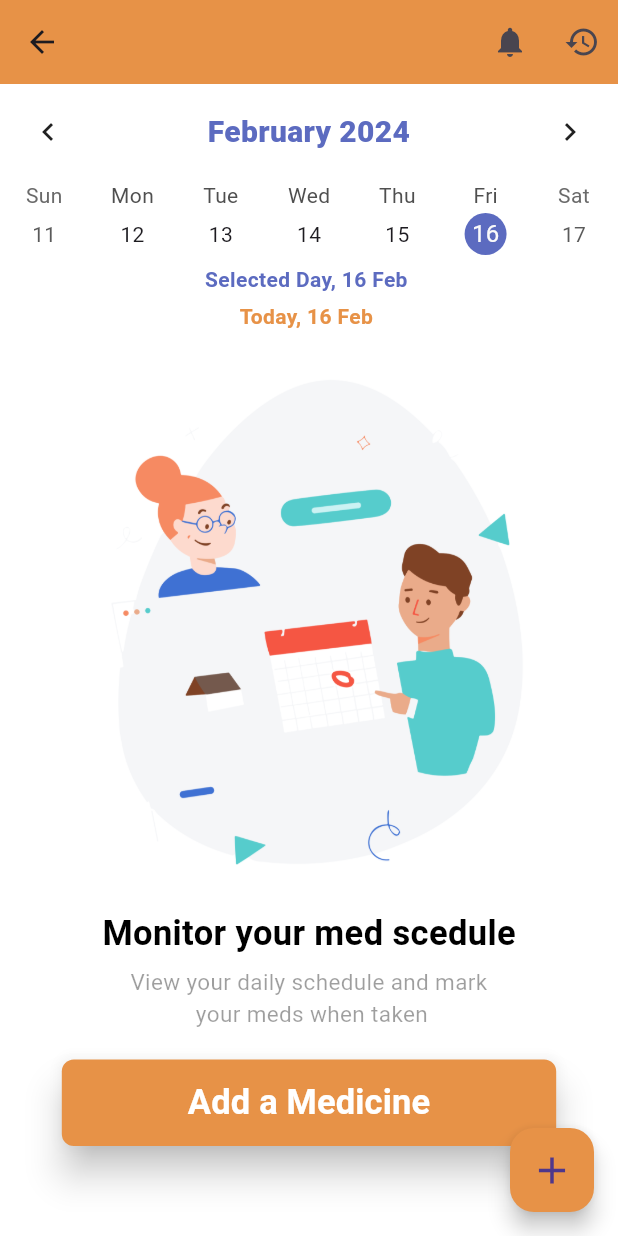
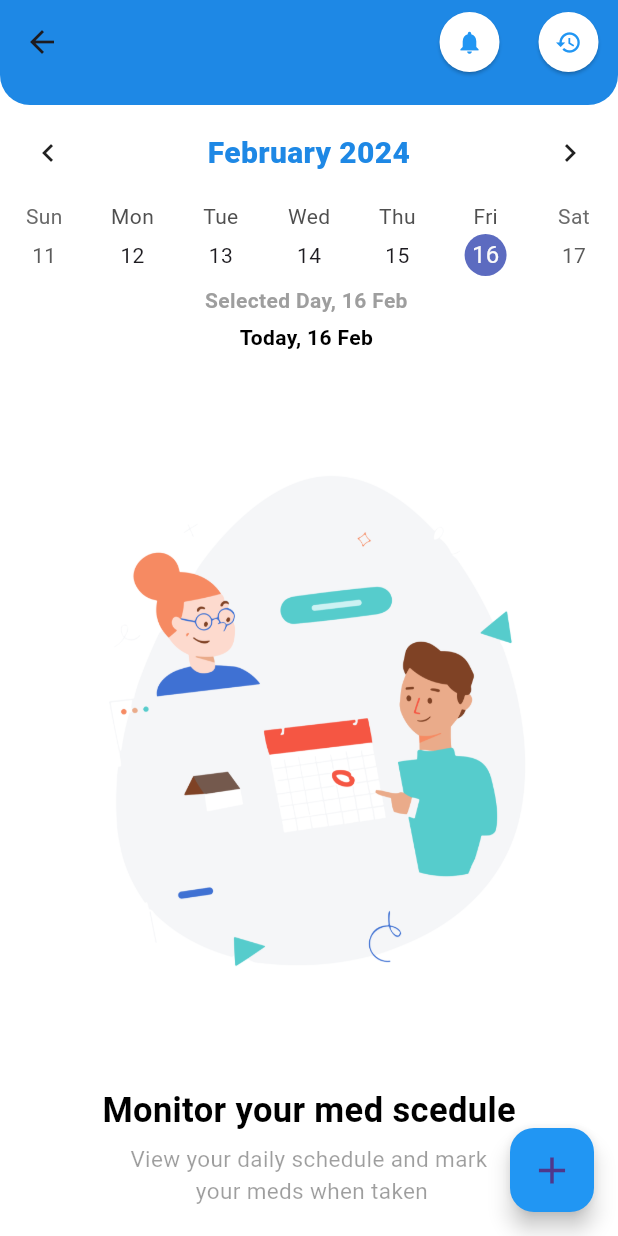
Before and after one commit to Emir2099/EldaFriend, a Flutter app: the HomePage screen opened by its route, on a phone screen of 412 x 824 dp. Run offline on Flutter 3.47's test engine with Material 3 defaults, Android fonts, the light colour scheme and no system bars; drawn by our look-alikes of modal_progress_hud_nsn, table_calendar; our stand-ins replace awesome_notifications, cloud_firestore, firebase_auth, firebase_core, fl_chart, flutter_local_notifications and 9 more; missing offline and left inert: dart:ffi, flutter_alarm_clock, flutter_sms, simple_animation_progress_bar; accounts and stored records are empty.

Commit message:
Medicine reminder layout update

```diff
--- a/lib/Medicins/newMed.dart
+++ b/lib/Medicins/newMed.dart
@@ -19,8 +19,8 @@ class NewMedicine extends StatefulWidget {
 final _auth = FirebaseAuth.instance;
 bool showSpinner = false;
 Map<String, Color> _Colors = {
-  "orange": Color.fromARGB(255, 231, 146, 71),
-  "blue": Color.fromARGB(255, 92, 107, 192)
+    "orange": Color.fromARGB(255, 241, 135, 128),
+    "blue": Color.fromARGB(255, 165, 238, 171)
 };
 final GlobalKey<FormState> _formkey = GlobalKey<FormState>();
 String pillName = '';
@@ -82,7 +82,7 @@ class _NewMedicineState extends State<NewMedicine> {
               end: Alignment.bottomRight,
               colors: [
                 // First color
-                Color.fromARGB(255, 231, 146, 71),
+                Color.fromARGB(255, 241, 135, 128),
                 Color.fromARGB(255, 255, 255, 255), // Second color
               ],
             )),
--- a/lib/history.dart
+++ b/lib/history.dart
@@ -30,8 +30,8 @@ bool showSpinner = false;
 List<dynamic> dataOfTakedMed = [];
 
 Map<String, Color> _Colors = {
-  "orange": Color.fromARGB(255, 231, 146, 71),
-  "blue": Color.fromARGB(255, 92, 107, 192)
+   "orange": Color.fromARGB(255, 241, 135, 128),
+    "blue": Color.fromARGB(255, 165, 238, 171)
 };
 
 class _HistoryState extends State<History> {
--- a/lib/historyCard.dart
+++ b/lib/historyCard.dart
@@ -14,8 +14,8 @@ class HistoryCard extends StatefulWidget {
     this.dataOfPill,
   );
   Map<String, Color> _Colors = {
-    "orange": Color.fromARGB(255, 231, 146, 71),
-    "blue": Color.fromARGB(255, 92, 107, 192)
+      "orange": Color.fromARGB(255, 241, 135, 128),
+    "blue": Color.fromARGB(255, 165, 238, 171)
   };
 
   @override
@@ -61,7 +61,7 @@ class _HistoryCardState extends State<HistoryCard> {
                   gradient: const LinearGradient(
                     colors: [
                       Color.fromARGB(255, 255, 255, 255), // First color
-                      Colors.cyan, // Second color
+                      Color.fromARGB(255, 165, 238, 171) // Second color
                     ],
                     begin: Alignment.centerLeft,
                     end: Alignment.centerRight,
--- a/lib/homePage.dart
+++ b/lib/homePage.dart
@@ -1,5 +1,5 @@
 import 'dart:async';
-import 'dart:ffi';
+import 'dart:ffi' as ffi;
 import 'dart:math';
 import 'package:flutter_alarm_clock/flutter_alarm_clock.dart';
 import 'package:cloud_firestore/cloud_firestore.dart';
@@ -34,8 +34,8 @@ List<Map<String, dynamic>> meds = [];
 List<Map<String, dynamic>> medInDate = [];
 List<dynamic> timeEvents = [];
 Map<String, Color> _Colors = {
-  "orange": Color.fromARGB(255, 231, 146, 71),
-  "blue": Color.fromARGB(255, 92, 107, 192)
+    "orange": Color.fromARGB(255, 241, 135, 128),
+    "blue": Color.fromARGB(255, 165, 238, 171)
 };
 
 class _HomePageState extends State<HomePage> {
@@ -146,7 +146,17 @@ class _HomePageState extends State<HomePage> {
 Widget build(BuildContext context) {
   return Scaffold(
     backgroundColor: Color.fromARGB(255, 255, 255, 255),
-      appBar: AppBar(
+    appBar: PreferredSize(
+  preferredSize: Size.fromHeight(70),
+  child: Container(
+    decoration: BoxDecoration(
+      color: Colors.blue[600],
+      borderRadius: BorderRadius.only(
+        bottomLeft: Radius.circular(20),
+        bottomRight: Radius.circular(20),
+      ),
+    ),
+    child: AppBar(
       leading: BackButton(
         onPressed: () {
           Navigator.of(context).pushAndRemoveUntil(
@@ -155,36 +165,63 @@ class _HomePageState extends State<HomePage> {
           );
         },
       ),
-        backgroundColor: _Colors['orange'],
-        automaticallyImplyLeading: false,
+      backgroundColor: Colors.transparent,
+      elevation: 0,
       title: Text(
         (dataOfUser['name']).toString(),
         style: TextStyle(
           color: Color.fromARGB(255, 255, 255, 255),
-            fontSize: 20,
+          fontSize: 30,
           fontWeight: FontWeight.bold,
         ),
       ),
-        // leading: BackButton(),
           actions: [
+            // Row(
+            //   children: [
+            //     IconButton(
+            //       icon: Icon(Icons.notifications),
+            //       onPressed: () async {
+            //         await getTheMedicines();
+            //       },
+            //     ),
+            //   IconButton(
+            //       icon: Icon(Icons.history),
+            //       onPressed: () {
+            //         Navigator.pushNamed(context, 'history');
+            //       },
+            //     ),
+            //   ],
+            // ),
+
             Row(
           children: [
-              IconButton(
-                icon: Icon(Icons.notifications),
+            ElevatedButton(
+              style: ElevatedButton.styleFrom(
+                shape: CircleBorder(), // This makes the button round
+                primary: Colors.white, // This is the button color
+              ),
               onPressed: () async {
                 await getTheMedicines();
               },
+              child: Icon(Icons.notifications, color: Colors.blue),
             ),
-              IconButton(
-                icon: Icon(Icons.history),
+            ElevatedButton(
+              style: ElevatedButton.styleFrom(
+                shape: CircleBorder(), // This makes the button round
+                primary: Colors.white, // This is the button color
+              ),
               onPressed: () {
                 Navigator.pushNamed(context, 'history');
               },
+              child: Icon(Icons.history, color: Colors.blue),
             ),
           ],
         ),
+
           ],
-        centerTitle: true,
+          centerTitle: false,
+        ),
+      ),
     ),
       body: ModalProgressHUD(
         inAsyncCall: showSpinner,
@@ -208,7 +245,7 @@ class _HomePageState extends State<HomePage> {
                       titleCentered: true,
                       titleTextStyle: TextStyle(
                           fontSize: 20,
-                          color: _Colors['blue'],
+                          color: Colors.blue[600],
                           fontWeight: FontWeight.w800)),
                   availableGestures: AvailableGestures.all,
                   calendarStyle: CalendarStyle(
@@ -224,7 +261,7 @@ class _HomePageState extends State<HomePage> {
                     Text(
                       'Selected Day, ${selectedDay.day} ${DateFormat.MMM().format(selectedDay)} ',
                       style: TextStyle(
-                          fontWeight: FontWeight.bold, color: _Colors['blue']),
+                          fontWeight: FontWeight.bold, color: Colors.grey),
                     ),
                     SizedBox(
                       height: 5,
@@ -233,7 +270,7 @@ class _HomePageState extends State<HomePage> {
                       'Today, ${focusedDay.day} ${DateFormat.MMM().format(focusedDay)} ',
                       style: TextStyle(
                           fontWeight: FontWeight.bold,
-                          color: _Colors['orange']),
+                          color: Colors.black),
                     ),
                   ],
                 ),
@@ -271,7 +308,7 @@ class _HomePageState extends State<HomePage> {
             )),
       ),
       floatingActionButton: FloatingActionButton(
-        backgroundColor: _Colors['orange'],
+        backgroundColor: Colors.blue,
         onPressed: () async {
           showDialog<String>(
                   context: context,
@@ -334,31 +371,31 @@ class _HomePageState extends State<HomePage> {
           const SizedBox(
             height: 20,
           ),
-          Padding(
-            padding: const EdgeInsets.only(bottom: 60),
-            child: SizedBox(
-              width: MediaQuery.of(context).size.width * 0.8,
-              height: MediaQuery.of(context).size.height * 0.07,
-              child: ElevatedButton(
-                onPressed: () {},
-                style: ElevatedButton.styleFrom(
-                  primary: _Colors['orange'],
-                  elevation: 10,
-                  shape: RoundedRectangleBorder(
-                    borderRadius: BorderRadius.circular(8),
-                  ),
-                ),
-                child: const Text(
-                  'Add a Medicine',
-                  style: TextStyle(
-                    color: Colors.white,
-                    fontSize: 23,
-                    fontWeight: FontWeight.bold,
-                  ),
-                ),
-              ),
-            ),
-          ),
+          // Padding(
+          //   padding: const EdgeInsets.only(bottom: 60),
+          //   child: SizedBox(
+          //     width: MediaQuery.of(context).size.width * 0.8,
+          //     height: MediaQuery.of(context).size.height * 0.07,
+          //     child: ElevatedButton(
+          //       onPressed: () {},
+          //       style: ElevatedButton.styleFrom(
+          //         primary: _Colors['orange'],
+          //         elevation: 10,
+          //         shape: RoundedRectangleBorder(
+          //           borderRadius: BorderRadius.circular(8),
+          //         ),
+          //       ),
+          //       child: const Text(
+          //         'Add a Medicine',
+          //         style: TextStyle(
+          //           color: Colors.white,
+          //           fontSize: 23,
+          //           fontWeight: FontWeight.bold,
+          //         ),
+          //       ),
+          //     ),
+          //   ),
+          // ),
         ],
       ),
     );
--- a/lib/medications.dart
+++ b/lib/medications.dart
@@ -14,8 +14,8 @@ class Medications extends StatefulWidget {
 
 bool showSpinner = false;
 Map<String, Color> _Colors = {
-  "orange": Color.fromARGB(255, 231, 146, 71),
-  "blue": Color.fromARGB(255, 92, 107, 192)
+   "orange": Color.fromARGB(255, 241, 135, 128),
+    "blue": Color.fromARGB(255, 165, 238, 171)
 };
 
 class _MedicationsState extends State<Medications> {
--- a/lib/model.dart
+++ b/lib/model.dart
@@ -2,8 +2,8 @@ import 'package:flutter/material.dart';
 
 class model {
   Map<String, Color> _Colors = {
-    "orange": Color.fromARGB(255, 231, 146, 71),
-    "blue": Color.fromARGB(255, 92, 107, 192)
+      "orange": Color.fromARGB(255, 241, 135, 128),
+    "blue": Color.fromARGB(255, 165, 238, 171)
   };
 
   Widget buttomAppBar_app(context) {
--- a/lib/newCard.dart
+++ b/lib/newCard.dart
@@ -15,8 +15,8 @@ class newCard extends StatefulWidget {
   newCard(this.date,this.dataOfUser, this.dataOfPill, this.isDelete, {super.key});
 
   Map<String, Color> _Colors = {
-    "orange": Color.fromARGB(255, 231, 146, 71),
-    "blue": Color.fromARGB(255, 92, 107, 192)
+    "orange": Color.fromARGB(255, 241, 135, 128),
+    "blue": Color.fromARGB(255, 165, 238, 171)
   };
 
   @override
@@ -153,8 +153,8 @@ print("thisssssssss is daateeeeeeeeee"+widget.dataOfPill['medTime'].toString() +
                     colors: [
                       Color.fromARGB(255, 255, 255, 255), // First color
     (taked && (DateFormat('yyyy-MM-dd').format(datetakedmed) == DateFormat('yyyy-MM-dd').format(widget.date)))
-        ? Colors.blue
-        : Color.fromARGB(255, 231, 146, 71), // Second color
+        ? Color.fromARGB(255, 165, 238, 171)
+        : Color.fromARGB(255, 241, 135, 128), // Second color
                       // Color.fromARGB(255, 255, 255, 255), // First color
                       // (!taked && (datetakedmed.toString() == widget.date))
                       //     ? Color.fromARGB(255, 231, 146, 71)
```
Also changed, not shown: 6 other files. Lines whose indentation alone changed are shown as unchanged.
